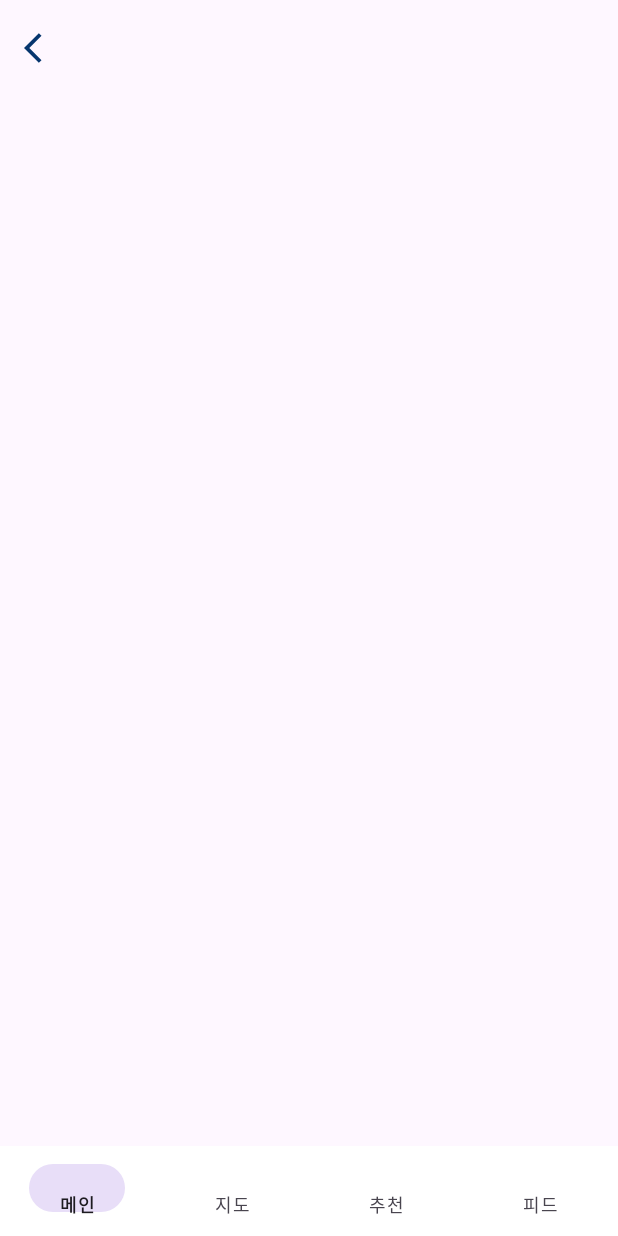
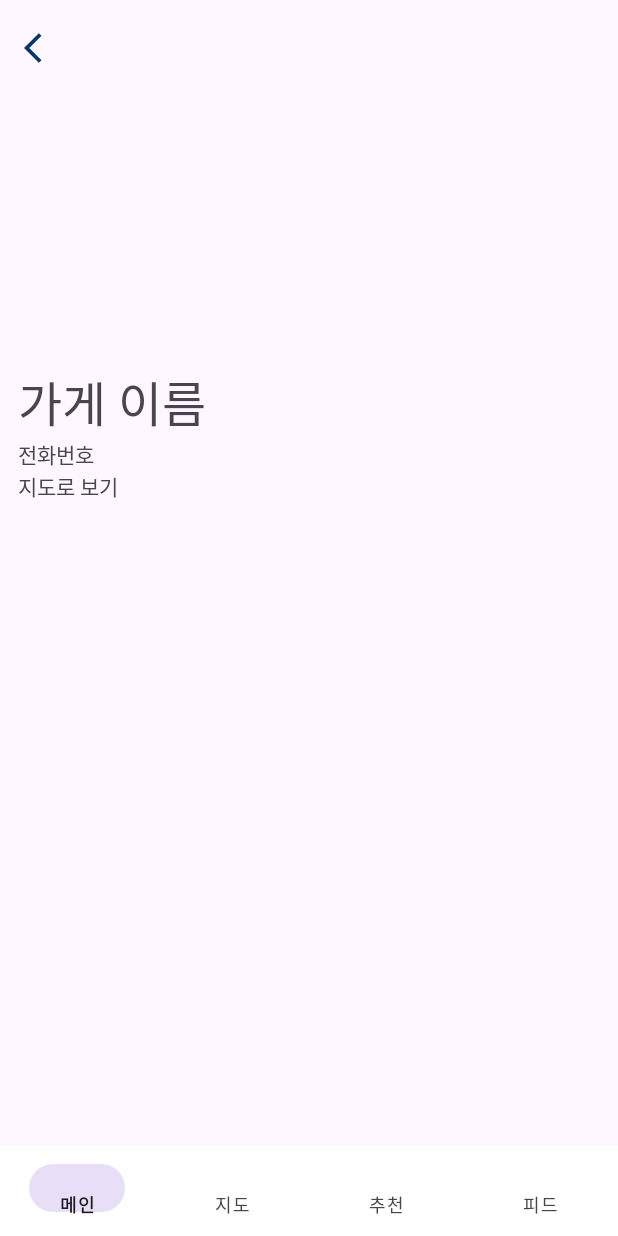
Before and after one commit to kimmandoo/SuChelinV2, an Android app built with Jetpack Compose: the fragment DetailFragment placed in its activity, on a phone screen of 412 x 824 dp. Run offline under Robolectric (Android 15) with nearby library versions, the phone set to English and light mode, and no system bars; our stand-ins replace Firebase (no records; nobody signed in at launch, a user with empty details on screens opened directly), data binding, navigation-ui; 2 statements that could not run were skipped.

Commit message:
feat: detail 페이지 간단 설계

```diff
--- a/app/src/main/java/com/suchelin/android/container/MainActivity.kt
+++ b/app/src/main/java/com/suchelin/android/container/MainActivity.kt
@@ -57,7 +57,7 @@ class MainActivity : BaseActivity<ActivityMainBinding, MainViewModel>(R.layout.a
         binding.apply {
             navController.addOnDestinationChangedListener { controller, destination, arguments ->
                 when (destination.id) {
-                    1 -> bottomNavigationBar.visibility =
+                    R.id.navigation_detail -> bottomNavigationBar.visibility =
                         View.INVISIBLE // bottomNavBar를 보여주지 않을 곳 지정
                     else -> bottomNavigationBar.visibility = View.VISIBLE
                 }
--- a/app/src/main/java/com/suchelin/android/feature/compose/detail/DetailFragment.kt
+++ b/app/src/main/java/com/suchelin/android/feature/compose/detail/DetailFragment.kt
@@ -5,6 +5,7 @@ import androidx.fragment.app.activityViewModels
 import androidx.fragment.app.viewModels
 import androidx.navigation.fragment.findNavController
 import androidx.navigation.fragment.navArgs
+import com.bumptech.glide.Glide
 import com.suchelin.android.R
 import com.suchelin.android.base.BaseFragment
 import com.suchelin.android.container.MainViewModel
@@ -26,12 +27,15 @@ class DetailFragment :
                 // rv에 데이터 값 넣기
                 val currentStoreMenu = menuData[storeId]?.storeMenu
                 val storeTel = menuData[storeId]?.tel
+                binding.detailToTel.text = storeTel
+                binding.detailStoreName.text = ""
                 Log.d("Tag","${currentStoreMenu}, ${storeTel}")
                 // rv에 넣을때 item 타입이 StoreMenuDetail 인지, String인지 확인해서 rv 돌리기
             }
         }
 
         binding.apply {
+
             btnBack.setOnClickListener {
                 findNavController().popBackStack()
             }
--- a/app/src/main/java/com/suchelin/android/util/FunctionUtil.kt
+++ b/app/src/main/java/com/suchelin/android/util/FunctionUtil.kt
@@ -93,7 +93,7 @@ fun NaverMap.initMarker(context: Context, storeList: List<StoreData>) {
                         width = MARKER_ICON_WEIGHT
                     }
                 }
-                "restaurant" -> {
+                "pub" -> { // pub
                     Marker().apply {
                         position = LatLng(data.storeDetailData.latitude, data.storeDetailData.longitude)
                         icon = markerIcon
@@ -103,11 +103,11 @@ fun NaverMap.initMarker(context: Context, storeList: List<StoreData>) {
                         width = MARKER_ICON_WEIGHT
                     }
                 }
-                else -> { // pub
+                else -> { // restaurant
                     Marker().apply {
                         position = LatLng(data.storeDetailData.latitude, data.storeDetailData.longitude)
                         icon = markerIcon
-                        iconTintColor = context.getColor(R.color.red)
+                        iconTintColor = context.getColor(R.color.green)
                         map = this@initMarker
                         height = MARKER_ICON_HEIGHT
                         width = MARKER_ICON_WEIGHT
--- a/app/src/main/res/layout/fragment_detail.xml
+++ b/app/src/main/res/layout/fragment_detail.xml
@@ -1,5 +1,6 @@
 <?xml version="1.0" encoding="utf-8"?>
-<layout xmlns:android="http://schemas.android.com/apk/res/android">
+<layout xmlns:android="http://schemas.android.com/apk/res/android"
+    xmlns:app="http://schemas.android.com/apk/res-auto">
 
     <data>
 
@@ -15,19 +16,72 @@
 
             <com.google.android.material.appbar.AppBarLayout
                 android:layout_width="match_parent"
-                android:layout_height="wrap_content">
+                android:layout_height="wrap_content"
+                app:layout_scrollFlags="scroll|enterAlwaysCollapsed">
 
                 <androidx.appcompat.widget.Toolbar
                     android:layout_width="match_parent"
-                    android:layout_height="wrap_content">
+                    android:layout_height="wrap_content"
+                    app:layout_scrollFlags="scroll|enterAlwaysCollapsed">
 
                     <ImageView
+                        android:id="@+id/btn_back"
                         android:layout_width="wrap_content"
-                        android:id="@+id/btn_back"
-                        android:src="@drawable/ic_arrow_back"
-                        android:layout_height="wrap_content" />
+                        android:layout_height="wrap_content"
+                        android:src="@drawable/ic_arrow_back" />
+
                 </androidx.appcompat.widget.Toolbar>
             </com.google.android.material.appbar.AppBarLayout>
+
+            <androidx.constraintlayout.widget.ConstraintLayout
+                android:layout_width="match_parent"
+                android:layout_height="match_parent"
+                app:layout_behavior="com.google.android.material.appbar.AppBarLayout$ScrollingViewBehavior">
+
+                <ImageView
+                    android:id="@+id/detail_store_img"
+                    android:layout_width="match_parent"
+                    android:layout_height="180dp"
+                    app:layout_constraintEnd_toEndOf="parent"
+                    app:layout_constraintStart_toStartOf="parent"
+                    app:layout_constraintTop_toTopOf="parent" />
+
+                <TextView
+                    android:id="@+id/detail_store_name"
+                    android:layout_width="match_parent"
+                    android:layout_height="wrap_content"
+                    android:layout_marginStart="12dp"
+                    android:text="가게 이름"
+                    android:textSize="32sp"
+                    app:layout_constraintStart_toStartOf="parent"
+                    app:layout_constraintTop_toBottomOf="@id/detail_store_img" />
+
+                <TextView
+                    android:id="@+id/detail_to_tel"
+                    android:layout_width="match_parent"
+                    android:layout_height="wrap_content"
+                    android:layout_marginStart="12dp"
+                    android:text="전화번호"
+                    app:layout_constraintStart_toStartOf="parent"
+                    app:layout_constraintTop_toBottomOf="@+id/detail_store_name" />
+
+                <TextView
+                    android:id="@+id/detail_to_map"
+                    android:layout_width="match_parent"
+                    android:layout_height="wrap_content"
+                    android:layout_marginStart="12dp"
+                    android:text="지도로 보기"
+                    app:layout_constraintStart_toStartOf="parent"
+                    app:layout_constraintTop_toBottomOf="@+id/detail_to_tel" />
+
+                <androidx.compose.ui.platform.ComposeView
+                    android:id="@+id/compose_view"
+                    android:layout_width="match_parent"
+                    android:layout_height="0dp"
+                    app:layout_constraintBottom_toBottomOf="parent"
+                    app:layout_constraintTop_toBottomOf="@id/detail_to_map" />
+
+            </androidx.constraintlayout.widget.ConstraintLayout>
 
         </androidx.coordinatorlayout.widget.CoordinatorLayout>
 
```
